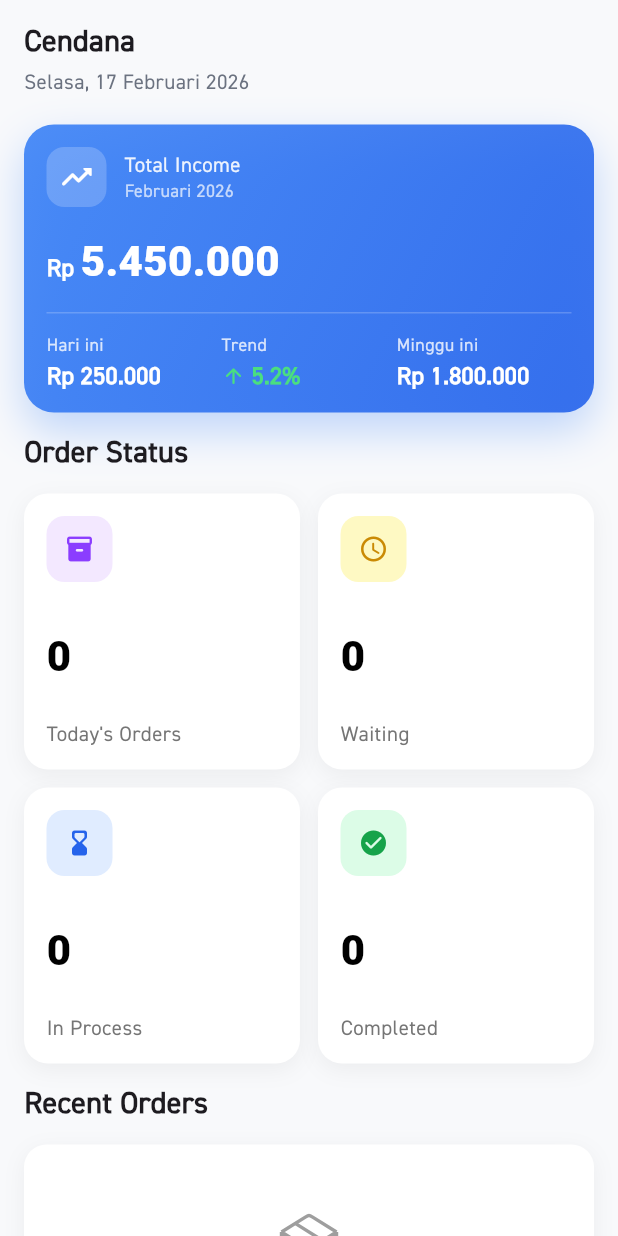
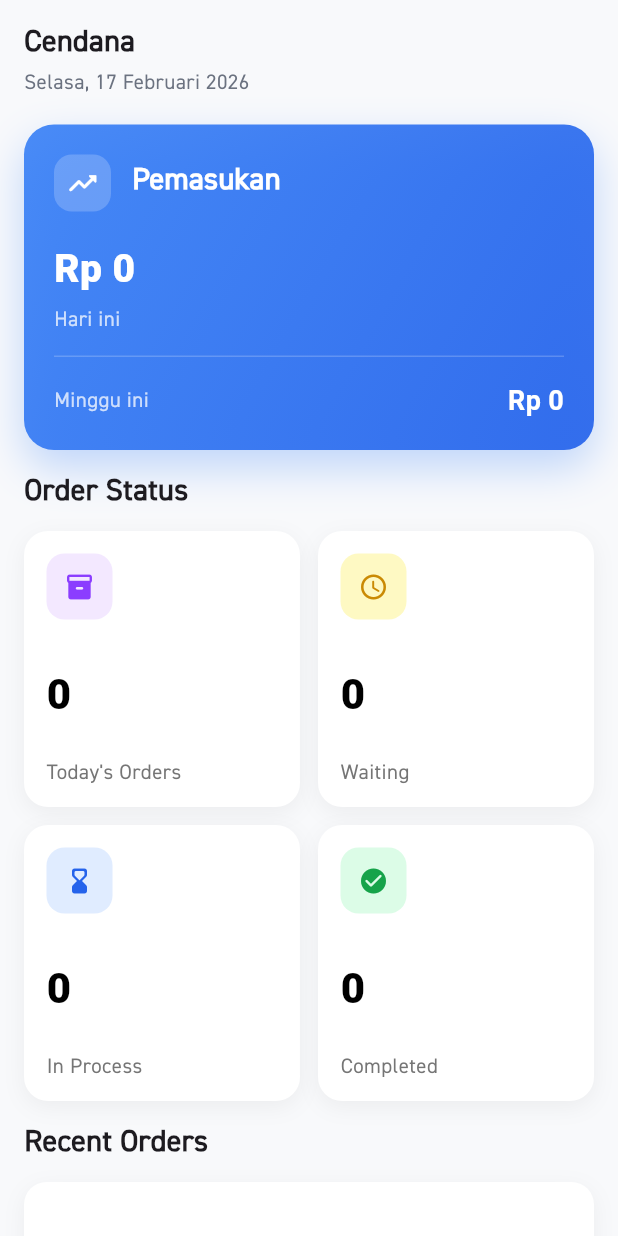
Before and after one commit to DoniiAdityaa/laundriin, a Flutter app: the HomeScreen screen opened directly, on a phone screen of 412 x 824 dp. Run offline on Flutter 3.47's test engine with Material 3 defaults, Android fonts, the phone set to English and light mode, and no system bars; our stand-ins replace cached_network_image, cloud_firestore, device_info_plus, dio, firebase_auth, firebase_core and 10 more; missing offline and left inert: awesome_dio_interceptor, flutter_downloader; accounts and stored records are empty; generated files the repository leaves out were written again.

Commit message:
update bagian order detail screen bagian photos, dan color, update bagian homescreen bagian income dan intergritas dgn database, dan juga bagian orderscreen update bagian ux(badge)

```diff
--- a/lib/features/home/home_screen.dart
+++ b/lib/features/home/home_screen.dart
@@ -7,7 +7,6 @@ import 'dart:async';
 import 'package:laundriin/ui/color.dart';
 import 'package:laundriin/ui/typography.dart';
 import 'package:laundriin/config/shop_config.dart';
-import 'package:laundriin/features/orders/orders_screen.dart';
 
 class HomeScreen extends StatefulWidget {
   const HomeScreen({super.key});
@@ -30,11 +29,16 @@ class _HomeScreenState extends State<HomeScreen> {
   int _inProcessCount = 0;
   int _completedCount = 0;
 
+  // Income tracking
+  int _incomeTodayCompleted = 0;
+  int _incomeWeekCompleted = 0;
+
   // Recent orders
   List<Map<String, dynamic>> _recentOrders = [];
 
   // Real-time listeners
   StreamSubscription? _ordersSubscription;
+  StreamSubscription? _incomeSubscription;
 
   String _getFormattedDate() {
     final now = DateTime.now();
@@ -48,12 +52,14 @@ class _HomeScreenState extends State<HomeScreen> {
     _userId = _auth.currentUser?.uid ?? '';
     _loadShopName();
     _setupRealtimeListeners();
+    _setupIncomeListener();
   }
 
   @override
   void dispose() {
     // Cancel listeners saat dispose
     _ordersSubscription?.cancel();
+    _incomeSubscription?.cancel();
     super.dispose();
   }
 
@@ -153,22 +159,82 @@ class _HomeScreenState extends State<HomeScreen> {
     print('[HOME] 🔄 Recent orders updated: ${_recentOrders.length}');
   }
 
+  /// ===== SETUP INCOME LISTENER =====
+  void _setupIncomeListener() {
+    try {
+      final today = DateTime.now();
+      final startOfDay = DateTime(today.year, today.month, today.day);
+      final endOfDay = DateTime(today.year, today.month, today.day, 23, 59, 59);
+
+      // Calculate start of week (Monday)
+      final startOfWeek = today.subtract(Duration(days: today.weekday - 1));
+      final startOfWeekDate =
+          DateTime(startOfWeek.year, startOfWeek.month, startOfWeek.day);
+
+      // Listen to completed orders for income calculation
+      _incomeSubscription = _firestore
+          .collection('shops')
+          .doc(_userId)
+          .collection('orders')
+          .where('status', isEqualTo: 'completed')
+          .snapshots()
+          .listen((snapshot) {
+        if (mounted) {
+          _calculateIncome(snapshot, startOfDay, endOfDay, startOfWeekDate);
+        }
+      }, onError: (e) {
+        print('[HOME] ❌ Income stream error: $e');
+      });
+
+      print('[HOME] ✅ Income listener setup');
+    } catch (e) {
+      print('[HOME] ❌ Error setup income listener: $e');
+    }
+  }
+
+  /// ===== CALCULATE INCOME =====
+  void _calculateIncome(QuerySnapshot snapshot, DateTime startOfDay,
+      DateTime endOfDay, DateTime startOfWeek) {
+    int todayIncome = 0;
+    int weekIncome = 0;
+
+    // Calculate income from completed orders
+    for (var doc in snapshot.docs) {
+      final createdAt = doc['createdAt'] as Timestamp?;
+      final totalPrice = doc['totalPrice'] ?? 0;
+
+      if (createdAt != null) {
+        final docDate = createdAt.toDate();
+
+        // Today's income
+        if (docDate.isAfter(startOfDay) && docDate.isBefore(endOfDay)) {
+          todayIncome += totalPrice as int;
+        }
+
+        // This week's income (last 7 days from Monday)
+        final weekEndDate =
+            startOfWeek.add(const Duration(days: 6, hours: 23, minutes: 59));
+        if (docDate.isAfter(startOfWeek) && docDate.isBefore(weekEndDate)) {
+          weekIncome += totalPrice as int;
+        }
+      }
+    }
+
+    setState(() {
+      _incomeTodayCompleted = todayIncome;
+      _incomeWeekCompleted = weekIncome;
+    });
+
+    print(
+        '[HOME] 💰 Income updated - Today: $todayIncome, This Week: $weekIncome');
+  }
+
   /// ===== MANUAL REFRESH (Pull-to-refresh) =====
   Future<void> _refreshOrders() async {
     print('[HOME] 🔁 Manual refresh triggered');
     // Real-time listener akan auto update, tapi trigger manual juga bisa
     await Future.delayed(const Duration(milliseconds: 500));
     return;
-  }
-
-  /// ===== NAVIGATE TO ORDERS SCREEN BY STATUS =====
-  void _navigateToOrdersScreen(String status) {
-    Navigator.push(
-      context,
-      MaterialPageRoute(
-        builder: (_) => OrdersScreen(initialStatus: status),
-      ),
-    );
   }
 
   @override
@@ -442,6 +508,22 @@ class _HomeScreenState extends State<HomeScreen> {
               statusLabel = 'Unknown';
           }
 
+          // Status text color
+          Color statusTextColor;
+          switch (status) {
+            case 'pending':
+              statusTextColor = const Color(0xFF9A6A00);
+              break;
+            case 'process':
+              statusTextColor = const Color(0xFF2F5FE3);
+              break;
+            case 'completed':
+              statusTextColor = const Color(0xFF1F8F5F);
+              break;
+            default:
+              statusTextColor = Colors.grey[500]!;
+          }
+
           return Padding(
             padding: const EdgeInsets.symmetric(horizontal: 16, vertical: 12),
             child: Row(
@@ -473,6 +555,7 @@ class _HomeScreenState extends State<HomeScreen> {
                           style: xsRegular.copyWith(
                             fontSize: 11,
                             fontWeight: FontWeight.w600,
+                            color: statusTextColor,
                           ),
                         ),
                       ),
@@ -488,7 +571,7 @@ class _HomeScreenState extends State<HomeScreen> {
                   children: [
                     Text(
                       'Rp ${_formatCurrency(totalPrice)}',
-                      style: smBold,
+                      style: smBold.copyWith(color: Colors.blue),
                     ),
                     const SizedBox(height: 4),
                   ],
@@ -502,21 +585,15 @@ class _HomeScreenState extends State<HomeScreen> {
   }
 
   Widget _buildCardIncome() {
-    // Hardcode data - nanti ganti dengan database
-    const int totalIncomeMonth = 5450000;
-    const int incomeToday = 250000;
-    const int incomeWeek = 1800000;
-    const double trendPercentage = 5.2;
-
     return Container(
-      padding: const EdgeInsets.all(15),
+      padding: const EdgeInsets.all(20),
       decoration: BoxDecoration(
         gradient: LinearGradient(
           begin: Alignment.topLeft,
           end: Alignment.bottomRight,
           colors: [
-            blue500.withOpacity(0.9),
-            blue600.withOpacity(0.9),
+            blue500.withOpacity(0.92),
+            blue600.withOpacity(0.92),
           ],
         ),
         borderRadius: BorderRadius.circular(20),
@@ -535,8 +612,8 @@ class _HomeScreenState extends State<HomeScreen> {
           Row(
             children: [
               Container(
-                width: 40,
-                height: 40,
+                width: 38,
+                height: 38,
                 decoration: BoxDecoration(
                   color: Colors.white.withOpacity(0.2),
                   borderRadius: BorderRadius.circular(12),
@@ -544,25 +621,51 @@ class _HomeScreenState extends State<HomeScreen> {
                 child: const Icon(
                   Icons.trending_up_rounded,
                   color: Colors.white,
-                  size: 24,
+                  size: 22,
                 ),
               ),
-              const SizedBox(width: 12),
+              const SizedBox(width: 14),
               Expanded(
                 child: Column(
                   crossAxisAlignment: CrossAxisAlignment.start,
                   children: [
                     Text(
-                      'Total Income',
-                      style: sRegular.copyWith(
-                        color: Colors.white.withOpacity(0.9),
+                      'Pemasukan',
+                      style: mBold.copyWith(
+                        color: Colors.white,
                       ),
                     ),
-                    const SizedBox(height: 2),
+                    const SizedBox(height: 4),
+                  ],
+                ),
+              ),
+            ],
+          ),
+
+          const SizedBox(height: 20),
+
+          // Income Today & This Week - New Layout
+          Row(
+            mainAxisAlignment: MainAxisAlignment.spaceBetween,
+            children: [
+              // Today Income
+              Expanded(
+                child: Column(
+                  crossAxisAlignment: CrossAxisAlignment.start,
+                  children: [
                     Text(
-                      'Februari 2026',
-                      style: xsRegular.copyWith(
-                        color: Colors.white.withOpacity(0.7),
+                      'Rp ${_formatCurrency(_incomeTodayCompleted)}',
+                      style: TextStyle(
+                        fontSize: 26,
+                        fontWeight: FontWeight.w800,
+                        color: Colors.white,
+                      ),
+                    ),
+                    const SizedBox(height: 6),
+                    Text(
+                      'Hari ini',
+                      style: sRegular.copyWith(
+                        color: Colors.white.withOpacity(0.75),
                       ),
                     ),
                   ],
@@ -573,29 +676,7 @@ class _HomeScreenState extends State<HomeScreen> {
 
           const SizedBox(height: 16),
 
-          // Main amount
-          Row(
-            crossAxisAlignment: CrossAxisAlignment.baseline,
-            textBaseline: TextBaseline.alphabetic,
-            children: [
-              Text(
-                'Rp ',
-                style: smBold.copyWith(color: Colors.white),
-              ),
-              Text(
-                _formatCurrency(totalIncomeMonth),
-                style: TextStyle(
-                  fontSize: 28,
-                  fontWeight: FontWeight.w800,
-                  color: Colors.white,
-                ),
-              ),
-            ],
-          ),
-
-          const SizedBox(height: 14),
-
-          // Divider
+          // Divider Line
           Container(
             height: 1,
             decoration: BoxDecoration(
@@ -603,85 +684,25 @@ class _HomeScreenState extends State<HomeScreen> {
             ),
           ),
 
-          const SizedBox(height: 14),
+          const SizedBox(height: 16),
 
-          // Details row
+          // This Week
           Row(
             mainAxisAlignment: MainAxisAlignment.spaceBetween,
+            crossAxisAlignment: CrossAxisAlignment.center,
             children: [
-              // Today
-              Expanded(
-                child: Column(
-                  crossAxisAlignment: CrossAxisAlignment.start,
-                  children: [
-                    Text(
-                      'Hari ini',
-                      style: xsRegular.copyWith(
-                        color: Colors.white.withOpacity(0.8),
-                      ),
-                    ),
-                    const SizedBox(height: 4),
-                    Text(
-                      'Rp ${_formatCurrency(incomeToday)}',
-                      style: smBold.copyWith(color: Colors.white),
-                    ),
-                  ],
+              Text(
+                'Minggu ini',
+                style: sRegular.copyWith(
+                  color: Colors.white.withOpacity(0.75),
                 ),
               ),
-              // Trend
-              Expanded(
-                child: Column(
-                  crossAxisAlignment: CrossAxisAlignment.start,
-                  children: [
-                    Text(
-                      'Trend',
-                      style: xsRegular.copyWith(
-                        color: Colors.white.withOpacity(0.8),
-                      ),
-                    ),
-                    const SizedBox(height: 4),
-                    Row(
-                      children: [
-                        Icon(
-                          trendPercentage > 0
-                              ? Icons.arrow_upward_rounded
-                              : Icons.arrow_downward_rounded,
-                          color: trendPercentage > 0
-                              ? const Color(0xFF4ADE80)
-                              : const Color(0xFFFCA5A5),
-                          size: 16,
-                        ),
-                        const SizedBox(width: 4),
-                        Text(
-                          '${trendPercentage.toStringAsFixed(1)}%',
-                          style: smBold.copyWith(
-                            color: trendPercentage > 0
-                                ? const Color(0xFF4ADE80)
-                                : const Color(0xFFFCA5A5),
-                          ),
-                        ),
-                      ],
-                    ),
-                  ],
-                ),
-              ),
-              // Week
-              Expanded(
-                child: Column(
-                  crossAxisAlignment: CrossAxisAlignment.start,
-                  children: [
-                    Text(
-                      'Minggu ini',
-                      style: xsRegular.copyWith(
-                        color: Colors.white.withOpacity(0.8),
-                      ),
-                    ),
-                    const SizedBox(height: 4),
-                    Text(
-                      'Rp ${_formatCurrency(incomeWeek)}',
-                      style: smBold.copyWith(color: Colors.white),
-                    ),
-                  ],
+              Text(
+                'Rp ${_formatCurrency(_incomeWeekCompleted)}',
+                style: TextStyle(
+                  fontSize: 18,
+                  fontWeight: FontWeight.w700,
+                  color: Colors.white,
                 ),
               ),
             ],
```
Also changed, not shown: lib/features/add_order/order_detail_screen.dart (+93 -46 lines), lib/features/orders/orders_screen.dart (+48 -5 lines).
